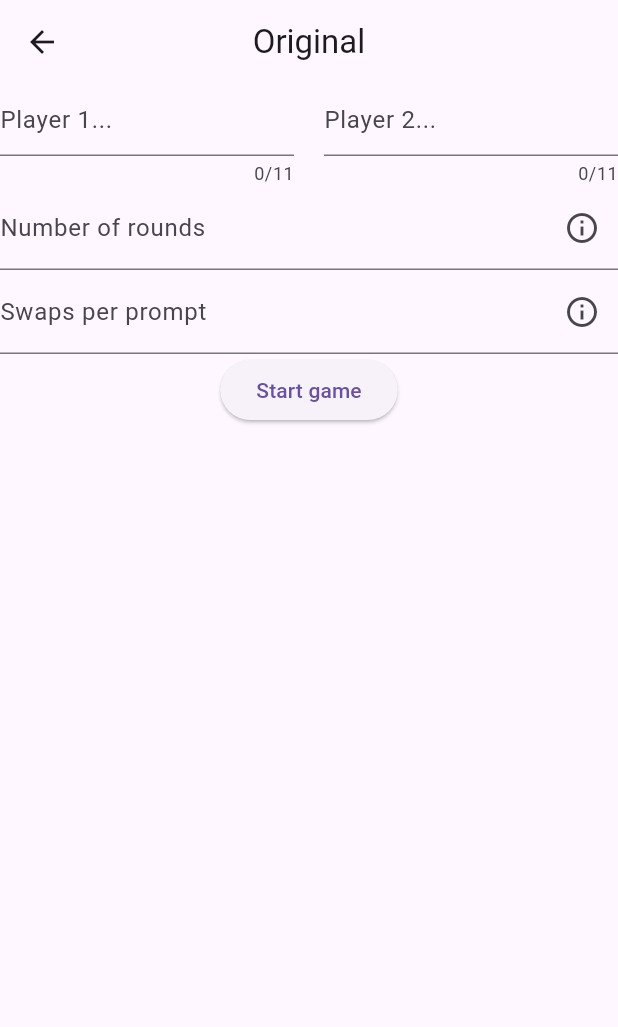
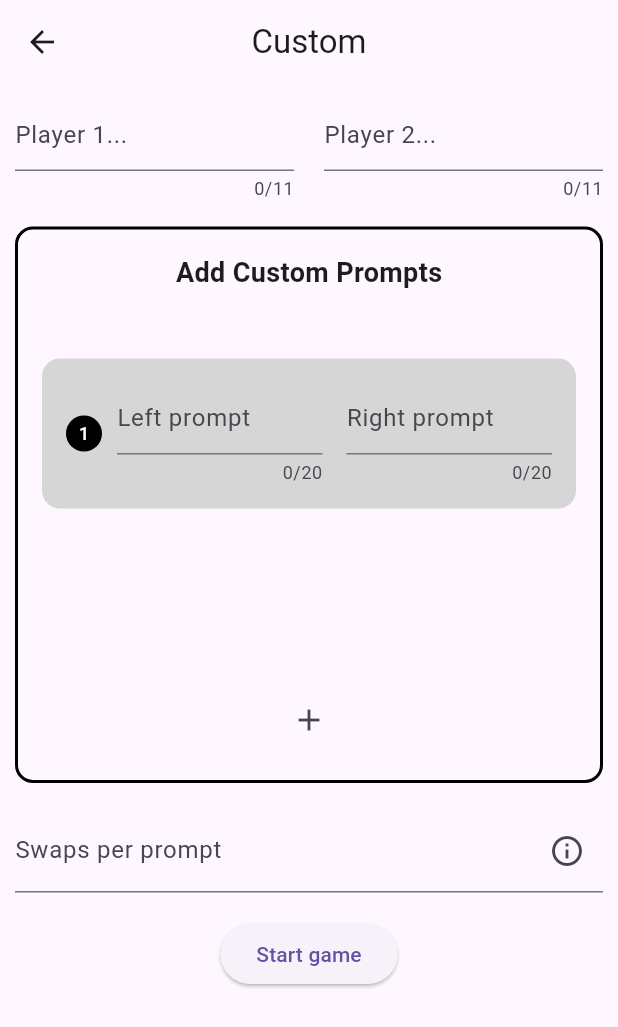
Before and after one commit to MihaiSvn/Wavelength, a Flutter app: the screen it shows after launch, after a tap on "ORIGINAL MODE", on a phone screen of 412 x 824 dp. Shown: the top 1027 px of the screen. Run offline on Flutter 3.47's test engine with Material 3 defaults, Android fonts, the phone set to English and light mode, and no system bars; our stand-ins replace confetti.

Commit message:
added custom logic

```diff
--- a/lib/pages/home_page.dart
+++ b/lib/pages/home_page.dart
@@ -31,7 +31,7 @@ class HomePage extends StatelessWidget {
               ),
             ),
             HomeButton(buttonText: "CLASSIC MODE", onPressed: () => handleChangeToPlayers(context, "Classic")),
-            HomeButton(buttonText: "ORIGINAL MODE", onPressed: () => handleChangeToPlayers(context, "Original")),
+            HomeButton(buttonText: "ORIGINAL MODE", onPressed: () => handleChangeToPlayers(context, "Custom")),
             HomeButton(buttonText: "DEBUG WHEEL", onPressed: () => handleChangeToDebug(context, GameState())),
             HomeButton(buttonText: "CALL API", onPressed: () => _promptsService.fetchPrompts()),
           ],
--- /dev/null
+++ b/lib/util/input_page/custom_prompts_form.dart
@@ -0,0 +1,130 @@
+import 'package:flutter/material.dart';
+
+class CustomPromptsForm extends StatefulWidget {
+  final int minVal;
+  final int maxVal;
+  final List<Map<String, TextEditingController>> controller;
+  const CustomPromptsForm({
+    super.key,
+    required this.minVal,
+    required this.maxVal,
+    required this.controller,
+  });
+
+  @override
+  State<CustomPromptsForm> createState() => _CustomPromptsFormState();
+}
+
+class _CustomPromptsFormState extends State<CustomPromptsForm> {
+  final ScrollController _scrollController = ScrollController();
+
+  @override
+  void dispose() {
+    _scrollController.dispose();
+    super.dispose();
+  }
+
+  void _addRow() {
+    setState(() {
+      widget.controller.add({
+        'left': TextEditingController(),
+        'right': TextEditingController(),
+      });
+    });
+    Future.delayed(const Duration(milliseconds: 100), () {
+      _scrollController.animateTo(
+        _scrollController.position.maxScrollExtent,
+        duration: const Duration(milliseconds: 300),
+        curve: Curves.easeOut,
+      );
+    });
+  }
+
+  @override
+  Widget build(BuildContext context) {
+    return Container(
+      padding: const EdgeInsets.all(16.0),
+      decoration: BoxDecoration(
+        border: Border.all(color: Colors.black, width: 2.0),
+        borderRadius: BorderRadius.circular(12.0),
+      ),
+      child: Column(
+        spacing: 17,
+        children: [
+          const Text(
+            "Add Custom Prompts",
+            style: TextStyle(fontSize: 18, fontWeight: FontWeight.bold),
+          ),
+          const SizedBox(height: 10),
+
+          SizedBox(
+            height: 200,
+            child: Scrollbar(
+              controller: _scrollController,
+              thumbVisibility: true,
+              thickness: 6,
+              radius: const Radius.circular(10),
+              child: SingleChildScrollView(
+                controller: _scrollController,
+                child: Column(
+                  spacing: 12,
+                  children: [
+                    ...widget.controller.asMap().entries.map((entry) {
+                      int index = entry.key;
+                      var controllers = entry.value;
+
+                      return Container(
+                        padding: const EdgeInsets.all(16.0),
+                        decoration: BoxDecoration(
+                          color: const Color.fromARGB(255, 214, 214, 214),
+                          //border: Border.all(color: Colors.black, width: 2.0),
+                          borderRadius: BorderRadius.circular(12.0),
+                        ),
+                        child: Row(
+                          mainAxisAlignment: MainAxisAlignment.center,
+                          children: [
+                            CircleAvatar(
+                              radius: 12,
+                              foregroundColor: Colors.white,
+                              backgroundColor: Colors.black,
+                              child: Text(
+                                "${index + 1}",
+                                style: TextStyle(fontSize: 12),
+                              ),
+                            ),
+                            const SizedBox(width: 10),
+                            Expanded(
+                              child: TextField(
+                                maxLength: widget.maxVal,
+                                controller: controllers['left'],
+                                decoration: InputDecoration(
+                                  hintText: 'Left prompt',
+                                ),
+                              ),
+                            ),
+                            const SizedBox(width: 16),
+                            Expanded(
+                              child: TextField(
+                                maxLength: widget.maxVal,
+                                controller: controllers['right'],
+                                decoration: InputDecoration(
+                                  hintText: 'Right prompt',
+                                ),
+                              ),
+                            ),
+                          ],
+                        ),
+                      );
+                    }),
+                  ],
+                ),
+              ),
+            ),
+          ),
+
+          IconButton(onPressed: _addRow, icon: Icon(Icons.add)),
+        ],
+      ),
+    );
+  }
+}
--- a/lib/util/input_page/game_form.dart
+++ b/lib/util/input_page/game_form.dart
@@ -1,6 +1,7 @@
 import 'package:flutter/material.dart';
 import 'package:wavelength/services/prompts_service.dart';
 import 'package:wavelength/util/alert_popup.dart';
+import 'package:wavelength/util/input_page/custom_prompts_form.dart';
 import 'package:wavelength/util/input_page/digit_form.dart';
 import 'package:wavelength/models/game_settings.dart';
 import 'package:wavelength/util/input_page/player_name_form.dart';
@@ -20,6 +21,10 @@ class _GameFormState extends State<GameForm> {
   TextEditingController controllerRounds = TextEditingController();
   TextEditingController controllerSwaps = TextEditingController();
 
+  List<Map<String, TextEditingController>> customPromptsController = [
+    {'left': TextEditingController(), 'right': TextEditingController()},
+  ];
+
   int minRounds = 1;
   int maxRounds = 20;
 
@@ -32,6 +37,7 @@ class _GameFormState extends State<GameForm> {
     String name2 = controllerPlayer2.text;
 
     if (name1.isNotEmpty && name2.isNotEmpty) {
+      if (widget.gameMode == "Classic") {
         final numberRounds = int.tryParse(controllerRounds.text);
         if (numberRounds == null ||
             numberRounds < minRounds ||
@@ -44,6 +50,32 @@ class _GameFormState extends State<GameForm> {
                 "You must set the number of round to a numeric value between $minRounds and $maxRounds!",
           );
         }
+      } else if (widget.gameMode == "Custom") {
+        if (customPromptsController.isEmpty) {
+          ok = false;
+          AlertPopup.showPopup(
+            context,
+            title: "Alert",
+            text: "You must add at least one custom prompt!",
+          );
+        } else {
+          for (var row in customPromptsController) {
+            String leftText = row['left']!.text.trim();
+            String rightText = row['right']!.text.trim();
+
+            if (leftText.isEmpty || rightText.isEmpty) {
+              ok = false;
+              AlertPopup.showPopup(
+                context,
+                title: "Alert",
+                text: "All custom prompts must have both sides filled!",
+              );
+              break;
+            }
+          }
+        }
+      }
+
       final numberSwaps = int.tryParse(controllerSwaps.text);
       if (numberSwaps == null ||
           numberSwaps < minSwaps ||
@@ -71,13 +103,25 @@ class _GameFormState extends State<GameForm> {
         if (widget.gameMode == 'Classic') {
           fetchedPrompts = await promptsService.fetchPrompts();
           fetchedPrompts.shuffle();
+        } else if (widget.gameMode == "Custom") {
+          fetchedPrompts = customPromptsController.map((row) {
+            return {
+              "id":
+                  DateTime.now().millisecondsSinceEpoch +
+                  customPromptsController.indexOf(row),
+              "left": row['left']!.text.trim(),
+              "right": row['right']!.text.trim(),
+            };
+          }).toList();
         }
-        if(!mounted) return;
+        if (!mounted) return;
 
         final settings = GameSettings(
           player1Name: name1,
           player2Name: name2,
-          totalRounds: int.parse(controllerRounds.text),
+          totalRounds: widget.gameMode == "Custom"
+              ? fetchedPrompts.length
+              : int.parse(controllerRounds.text),
           turnsPerPrompt: int.parse(controllerSwaps.text),
           mode: widget.gameMode,
           allPrompts: fetchedPrompts,
@@ -101,7 +145,10 @@ class _GameFormState extends State<GameForm> {
     if (dynamicMaxLength < 7) dynamicMaxLength = 7;
     if (dynamicMaxLength > 20) dynamicMaxLength = 20;
 
-    return Column(
+    return Padding(
+      padding: const EdgeInsets.all(10.0),
+      child: Column(
+        spacing: 17,
         children: [
           Row(
             children: [
@@ -123,12 +170,20 @@ class _GameFormState extends State<GameForm> {
             ],
           ),
           Column(
+            spacing: 17,
             children: [
+              if (widget.gameMode == "Classic")
                 DigitForm(
                   minVal: minRounds,
                   maxVal: maxRounds,
                   label: "Number of rounds",
                   controller: controllerRounds,
+                )
+              else
+                CustomPromptsForm(
+                  minVal: minRounds,
+                  maxVal: maxRounds,
+                  controller: customPromptsController,
                 ),
               DigitForm(
                 minVal: minSwaps,
@@ -140,6 +195,7 @@ class _GameFormState extends State<GameForm> {
           ),
           ElevatedButton(onPressed: validateInput, child: Text("Start game")),
         ],
+      ),
     );
   }
 }
```
Lines whose indentation alone changed are shown as unchanged.
